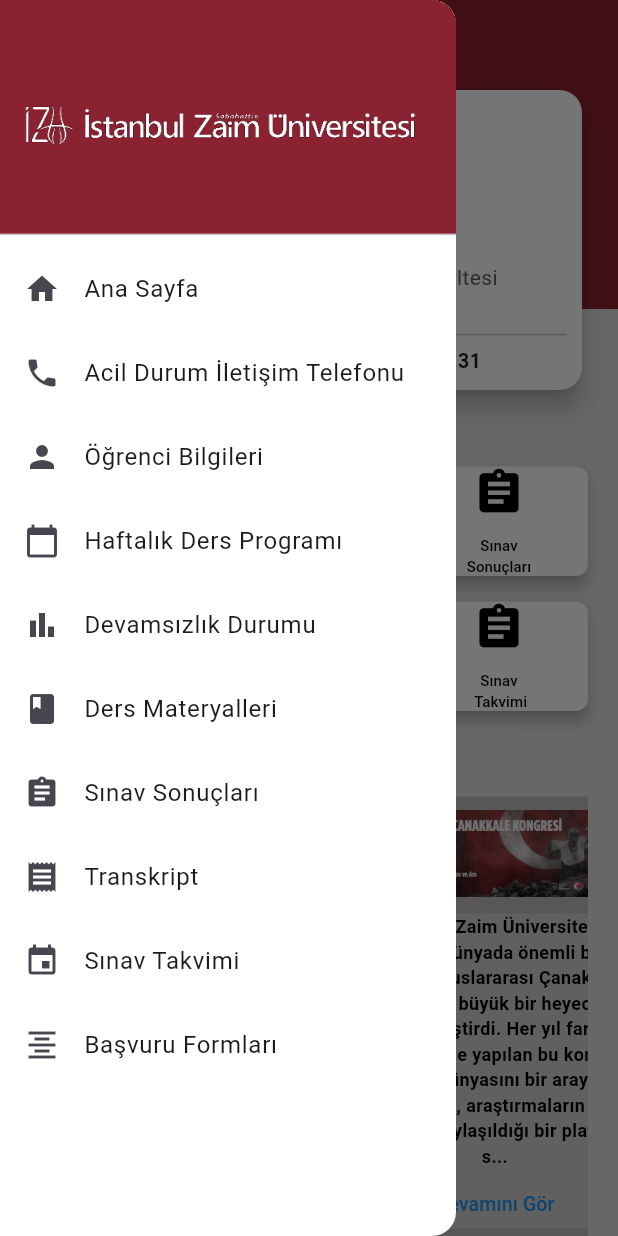
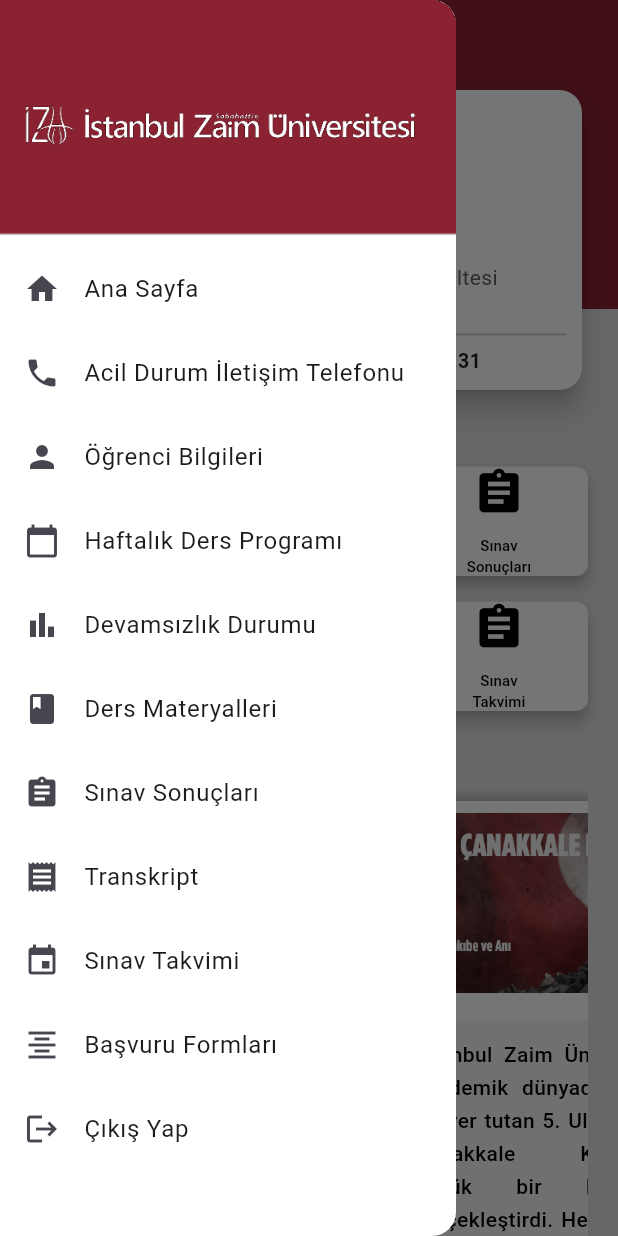
Before and after one commit to busrabetus/izu-mobil, a Flutter app: the HomePage screen opened directly, with the side drawer open, on a phone screen of 412 x 824 dp. Run offline on Flutter 3.47's test engine with Material 3 defaults, Android fonts, the phone set to English and light mode, and no system bars; drawn by our look-alikes of auto_size_text; our stand-ins replace google_fonts.

Commit message:
iyilestirmeler yapildi.

```diff
--- a/lib/drawer.dart
+++ b/lib/drawer.dart
@@ -1,5 +1,6 @@
 import 'package:flutter/material.dart';
 import 'package:izukbs/screens/acildurumtelno.dart';
+import 'package:izukbs/screens/login_page.dart';
 import 'package:izukbs/screens/basvuruformlari.dart';
 import 'package:izukbs/screens/sinavsonuclari.dart';
 import 'package:izukbs/screens/sinavtakvimi.dart';
@@ -137,6 +138,17 @@ class _drawerState extends State<drawer> {
               );
             },
           ),
+
+          ListTile(
+            leading: Icon(Icons.logout),
+            title: Text('Çıkış Yap'),
+            onTap: () async { // saidlerin kullandıgı backend teknolojisine göre logout işlemi gerçekleştireceğiz burada
+              Navigator.pushReplacement(
+                context,
+                MaterialPageRoute(builder: (context) => Login_Page()),
+              );
+            },
+          ),
         ],
       ),
     );
--- a/lib/main.dart
+++ b/lib/main.dart
@@ -15,7 +15,7 @@ class Izukbs extends StatelessWidget {
       theme: ThemeData(
         primarySwatch: Colors.blue,
       ),
-      home: Login_page(),
+      home: Login_Page(),
     );
   }
 }
--- a/lib/screens/devamsizlikdetay.dart
+++ b/lib/screens/devamsizlikdetay.dart
@@ -1,6 +1,4 @@
 import 'package:flutter/material.dart';
-import 'package:izukbs/drawer.dart';
-import 'devamsizlikdurumu.dart';
 
 class Devamsizlikdetay extends StatelessWidget {
   final String dersAdi;
--- a/lib/screens/devamsizlikdurumu.dart
+++ b/lib/screens/devamsizlikdurumu.dart
@@ -113,7 +113,7 @@ class _DevamsizlikDurumuState extends State<DevamsizlikDurumu> {
                           ),
                           trailing: Text(
                             "${ders['devamsizlik']} %",
-                            style: TextStyle(fontSize: 13,fontWeight: FontWeight.bold),
+                            style: TextStyle(fontSize: 15,fontWeight: FontWeight.bold),
                           ),
                           onTap: () {
                             Navigator.push(
--- a/lib/screens/homepage.dart
+++ b/lib/screens/homepage.dart
@@ -111,11 +111,11 @@ class HomePage extends StatelessWidget {
             child: Row(
               mainAxisAlignment: MainAxisAlignment.spaceBetween,
               children: [
-                menuButton(Icons.person, "Öğrenci Bilgileri", context, ogrencibilgileri()),
+                menuButton(Icons.person, "Öğrenci\nBilgileri", context, ogrencibilgileri()),
                 SizedBox(width: 8),
-                menuButton(Icons.calendar_today, "Ders\n Programı", context, dersprogrami()),
+                menuButton(Icons.calendar_today, "Ders\nProgramı", context, dersprogrami()),
                 SizedBox(width: 8),
-                menuButton(Icons.assignment, "Sınav Sonuçları", context, sinavsonuclari()),
+                menuButton(Icons.assignment, "Sınav\nSonuçları", context, sinavsonuclari()),
               ],
             ),
           ),
@@ -126,11 +126,11 @@ class HomePage extends StatelessWidget {
             child: Row(
               mainAxisAlignment: MainAxisAlignment.spaceBetween,
               children: [
-                menuButton(Icons.note, "Transkript Belgesi", context, transkript()),
+                menuButton(Icons.note, "Transkript\nBelgesi", context, transkript()),
                 SizedBox(width: 8),
-                menuButton(Icons.auto_graph, "Devamsızlık Durumu", context, DevamsizlikDurumu()),
+                menuButton(Icons.auto_graph, "Devamsızlık\nDurumu", context, DevamsizlikDurumu()),
                 SizedBox(width: 8),
-                menuButton(Icons.assignment, "Sınav\n Takvimi", context, sinavtakvimi()),
+                menuButton(Icons.assignment, "Sınav\nTakvimi", context, sinavtakvimi()),
               ],
             ),
           ),
@@ -138,9 +138,17 @@ class HomePage extends StatelessWidget {
             top: 440,
             left: 20,
             right: 20,
-            child: Text("Duyurular",
-              style: TextStyle(fontSize: 16, fontWeight: FontWeight.bold),),
+            child: Text(
+              "Duyurular",
+              style: TextStyle(
+                fontSize: 20,
+                fontWeight: FontWeight.bold,
+                color: Colors.black87,
+                letterSpacing: 1.2,
               ),
+            ),
+          ),
+
           Positioned(
             top: 470,
             left: 20,
@@ -152,11 +160,10 @@ class HomePage extends StatelessWidget {
                     children: List.generate(5, (index) => _buildCard(context, index)),
                   ),
                 )
-            )
+            ),
           )
         ],
       ),
-
     );
   }
 
@@ -190,54 +197,58 @@ class HomePage extends StatelessWidget {
     String imagePath = cardData[index]['image']!;
 
     return Container(
-      width: 200,
-      height: 300,
-      margin: EdgeInsets.only(right: 10, top: 5),
+      width: 220,
+      height: 320,
+      margin: EdgeInsets.only(right: 16, top: 8),
       decoration: BoxDecoration(
-        color: Colors.grey[400],
-        borderRadius: BorderRadius.circular(10),
+        color: Colors.white,
+        borderRadius: BorderRadius.circular(20),
+        boxShadow: [
+          BoxShadow(
+            color: Colors.black26,
+            blurRadius: 6,
+            spreadRadius: 2,
+          ),
+        ],
       ),
       child: Column(
         mainAxisAlignment: MainAxisAlignment.start,
         crossAxisAlignment: CrossAxisAlignment.center,
         children: [
           Padding(
-            padding: EdgeInsets.only(top: 8, right: 8, left: 8),
+            padding: EdgeInsets.all(8),
             child: ClipRRect(
-              borderRadius: BorderRadius.circular(7),
+              borderRadius: BorderRadius.circular(15),
               child: Image.asset(
                 cardData[index]['image']!,
-                width: 200,
-                height: 60,
-                fit: BoxFit.contain,
+                width: 220,
+                height: 120,
+                fit: BoxFit.cover,
               ),
             ),
           ),
           SizedBox(height: 10),
           Padding(
-            padding: EdgeInsets.symmetric(horizontal: 4),
-            child: Stack(
-              children: [
-                Container(
-                  height: 210,
+            padding: EdgeInsets.symmetric(horizontal: 8),
+            child: Container(
+              height: 180,
               width: double.infinity,
-                  padding: EdgeInsets.all(8),
+              padding: EdgeInsets.all(12),
               decoration: BoxDecoration(
-                    color: Colors.white.withOpacity(0.3),
-                    borderRadius: BorderRadius.circular(15),
+                color: Colors.grey[100],
+                borderRadius: BorderRadius.circular(18),
               ),
-                ),
-
-                Column(
+              child: Column(
                 children: [
                   Text(
                     shortText,
                     style: TextStyle(
                       color: Colors.black,
-                        fontSize: 12,
-                        fontWeight: FontWeight.bold,
+                      fontSize: 14,
+                      fontWeight: FontWeight.w500,
+                      height: 1.6,
                     ),
-                      textAlign: TextAlign.center,
+                    textAlign: TextAlign.justify,
                   ),
                   if (text.length > 50)
                     TextButton(
@@ -246,19 +257,18 @@ class HomePage extends StatelessWidget {
                       },
                       child: Text(
                         "Devamını Gör",
-                          style: TextStyle(color: Colors.blue, fontSize: 13),
+                        style: TextStyle(color: Colors.blue, fontSize: 14),
                       ),
                     ),
                 ],
               ),
-              ],
             ),
-          )
-
+          ),
         ],
       ),
     );
   }
+
 
   void _showFullTextDialog(BuildContext context, String text, String imagePath) {
     showDialog(
--- a/lib/services/api_service.dart
+++ b/lib/services/api_service.dart
@@ -1,6 +1,6 @@
-//ornek bir api_service sayfası. bunu gelistirip degistirecegiz...
 import 'dart:convert';
 import 'package:http/http.dart' as http;
+
 
 class ApiService {
   static const String baseUrl = "https://okulsistemi-api.vercel.app/api"; //buraya saitin verecegi adres gelecek
--- a/pubspec.yaml
+++ b/pubspec.yaml
@@ -34,6 +34,9 @@ dependencies:
     sdk: flutter
   http: ^0.13.6
   auto_size_text: ^3.0.0
+  url_launcher: ^6.0.9
+  google_fonts: ^4.0.4
+
 
 
   # The following adds the Cupertino Icons font to your application.
```
Also changed, not shown: lib/screens/login_page.dart (+66 -34 lines), lib/services/url_launcher_services.dart (added, +8 -0 lines), lib/widgets/sanal_transkript_hesaplayici.dart (added, +104 -0 lines), flutter_01.png (added), flutter_02.png (added), pubspec.lock, 137 other files. Lines whose indentation alone changed are shown as unchanged.
